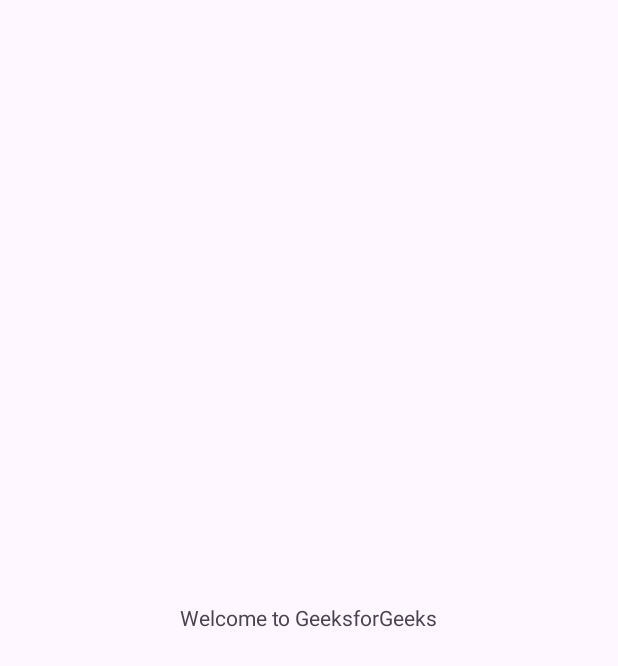
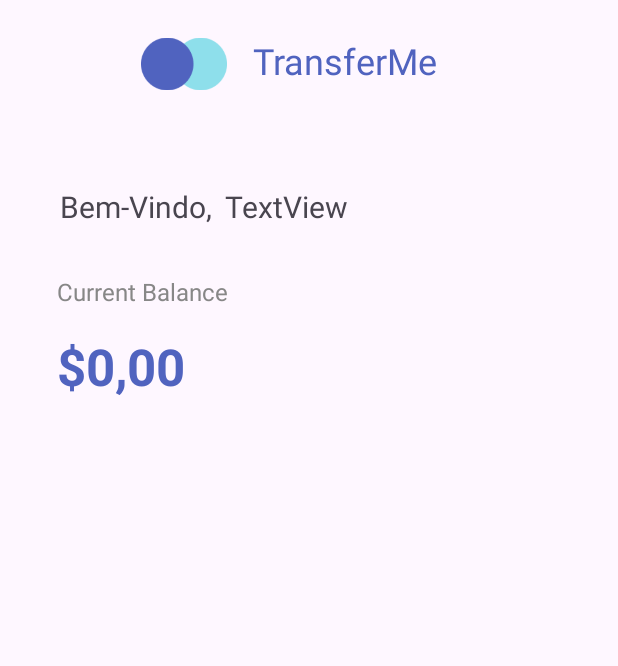
Before and after one commit to kleberson154/AppBanco, an Android app: the MainActivity screen opened directly, with no data from a screen before it, on a phone screen of 412 x 824 dp. Shown: the top 666 px of the screen. Run offline under Robolectric (Android 15) with nearby library versions, the phone set to English and light mode, and no system bars.

Commit message:
main pronta

```diff
--- /dev/null
+++ b/app/src/main/java/com/kleberson/appbanco/util/FormatBalance.kt
@@ -0,0 +1,10 @@
+package com.kleberson.appbanco.util
+
+class FormatBalance(
+    private val balance: Double
+) {
+    fun format(): String {
+        return String.format("%.2f", balance).replace('.', ',')
+    }
+
+}
--- a/app/src/main/java/com/kleberson/appbanco/view/MainActivity.kt
+++ b/app/src/main/java/com/kleberson/appbanco/view/MainActivity.kt
@@ -1,14 +1,32 @@
 package com.kleberson.appbanco.view
 
+import android.annotation.SuppressLint
 import android.os.Bundle
+import android.widget.TextView
 import androidx.activity.enableEdgeToEdge
 import androidx.appcompat.app.AppCompatActivity
 import com.kleberson.appbanco.R
+import com.kleberson.appbanco.database.Database
+import com.kleberson.appbanco.util.FormatBalance
 
 class MainActivity : AppCompatActivity() {
+    @SuppressLint("MissingInflatedId")
     override fun onCreate(savedInstanceState: Bundle?) {
         super.onCreate(savedInstanceState)
         enableEdgeToEdge()
         setContentView(R.layout.activity_main)
+        val db = Database(this)
+        val email = getSharedPreferences("save_profile", MODE_PRIVATE).getString("email", "") ?: ""
+
+        val nameTextView = findViewById<TextView>(R.id.textViewShowNameMain)
+        val balanceTextView = findViewById<TextView>(R.id.textViewBalance)
+        val account = db.getAccountByEmail(email)
+        val formatBalance = FormatBalance(account?.balance ?: 0.0)
+        if (account != null) {
+            nameTextView.text = account.firstName
+        }
+        balanceTextView.text = account?.let {
+            formatBalance.format()
+        } ?: "0,00"
     }
 }
--- a/app/src/main/res/layout/activity_main.xml
+++ b/app/src/main/res/layout/activity_main.xml
@@ -1,16 +1,95 @@
 <?xml version="1.0" encoding="utf-8"?>
-<LinearLayout
-    xmlns:android="http://schemas.android.com/apk/res/android"
+<androidx.constraintlayout.widget.ConstraintLayout xmlns:android="http://schemas.android.com/apk/res/android"
     xmlns:app="http://schemas.android.com/apk/res-auto"
     xmlns:tools="http://schemas.android.com/tools"
     android:layout_width="match_parent"
-    android:layout_height="match_parent"
-    android:gravity="center"
-    tools:context=".view.MainActivity">
+    android:layout_height="match_parent">
 
     <TextView
+        android:id="@+id/textView8"
         android:layout_width="wrap_content"
         android:layout_height="wrap_content"
-        android:text="Welcome to GeeksforGeeks"/>
+        android:layout_marginTop="124dp"
+        android:text="Bem-Vindo, "
+        android:textSize="20sp"
+        app:layout_constraintEnd_toEndOf="parent"
+        app:layout_constraintHorizontal_bias="0.131"
+        app:layout_constraintStart_toStartOf="parent"
+        app:layout_constraintTop_toTopOf="parent" />
 
-</LinearLayout>
+    <TextView
+        android:id="@+id/textViewShowNameMain"
+        android:layout_width="wrap_content"
+        android:layout_height="wrap_content"
+        android:layout_marginEnd="144dp"
+        android:text="TextView"
+        android:textSize="20sp"
+        app:layout_constraintBaseline_toBaselineOf="@+id/textView8"
+        app:layout_constraintEnd_toEndOf="parent"
+        app:layout_constraintHorizontal_bias="0.105"
+        app:layout_constraintStart_toEndOf="@+id/textView8" />
+
+    <TextView
+        android:id="@+id/textView12"
+        android:layout_width="wrap_content"
+        android:layout_height="wrap_content"
+        android:layout_marginTop="32dp"
+        android:text="Current Balance"
+        android:textColor="@color/gray"
+        android:textSize="16sp"
+        app:layout_constraintEnd_toEndOf="parent"
+        app:layout_constraintHorizontal_bias="0.128"
+        app:layout_constraintStart_toStartOf="parent"
+        app:layout_constraintTop_toBottomOf="@+id/textView8" />
+
+    <TextView
+        android:id="@+id/textView13"
+        android:layout_width="wrap_content"
+        android:layout_height="wrap_content"
+        android:layout_marginTop="16dp"
+        android:text="$"
+        android:textColor="@color/primary"
+        android:textSize="34sp"
+        android:textStyle="bold"
+        app:layout_constraintEnd_toEndOf="parent"
+        app:layout_constraintHorizontal_bias="0.096"
+        app:layout_constraintStart_toStartOf="parent"
+        app:layout_constraintTop_toBottomOf="@+id/textView12" />
+
+    <TextView
+        android:id="@+id/textViewBalance"
+        android:layout_width="316dp"
+        android:layout_height="44dp"
+        android:text="0,00"
+        android:textColor="@color/primary"
+        android:textSize="34sp"
+        android:textStyle="bold"
+        app:layout_constraintBaseline_toBaselineOf="@+id/textView13"
+        app:layout_constraintEnd_toEndOf="parent"
+        app:layout_constraintHorizontal_bias="0.0"
+        app:layout_constraintStart_toEndOf="@+id/textView13" />
+
+    <ImageView
+        android:id="@+id/imageView2"
+        android:layout_width="57dp"
+        android:layout_height="37dp"
+        android:layout_marginTop="24dp"
+        app:layout_constraintEnd_toEndOf="parent"
+        app:layout_constraintHorizontal_bias="0.265"
+        app:layout_constraintStart_toStartOf="parent"
+        app:layout_constraintTop_toTopOf="parent"
+        app:srcCompat="@drawable/img" />
+
+    <TextView
+        android:id="@+id/textView15"
+        android:layout_width="wrap_content"
+        android:layout_height="wrap_content"
+        android:layout_marginTop="24dp"
+        android:text="TransferMe"
+        android:textColor="@color/primary"
+        android:textSize="24sp"
+        app:layout_constraintEnd_toEndOf="parent"
+        app:layout_constraintHorizontal_bias="0.584"
+        app:layout_constraintStart_toStartOf="parent"
+        app:layout_constraintTop_toTopOf="parent" />
+</androidx.constraintlayout.widget.ConstraintLayout>
```
